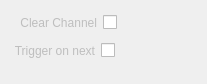
First picture: the form in Widgets/Inspector/InspectorClearOutputWidget.ui, repository CasparCG/client, before the edit.
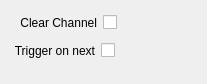
Second picture: the form after the edit.

What changed in the file:
```diff
--- a/Widgets/Inspector/InspectorClearOutputWidget.ui
+++ b/Widgets/Inspector/InspectorClearOutputWidget.ui
@@ -38,7 +38,7 @@
      <item>
       <widget class="QLabel" name="labelClearChannel">
        <property name="text">
-        <string>&lt;a href=&quot;Clear Channel&quot; style=&quot;color: #BEBEBE;&quot;&gt;Clear Channel&lt;/a&gt;</string>
+        <string>Clear Channel</string>
        </property>
        <property name="alignment">
         <set>Qt::AlignRight|Qt::AlignTrailing|Qt::AlignVCenter</set>
@@ -91,7 +91,7 @@
      <item>
       <widget class="QLabel" name="labelTriggerOnNext">
        <property name="text">
-        <string>&lt;a href=&quot;Trigger on next&quot; style=&quot;color: #BEBEBE;&quot;&gt;Trigger on next&lt;/a&gt;</string>
+        <string>Trigger on next</string>
        </property>
        <property name="alignment">
         <set>Qt::AlignRight|Qt::AlignTrailing|Qt::AlignVCenter</set>
```
